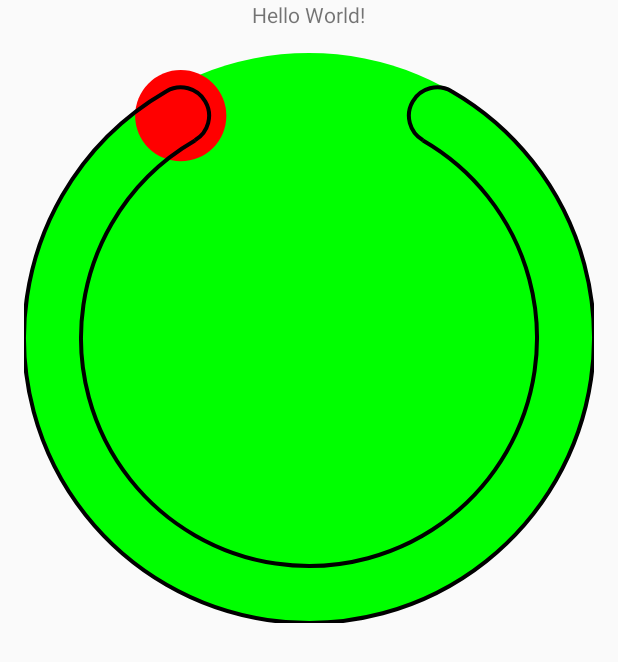
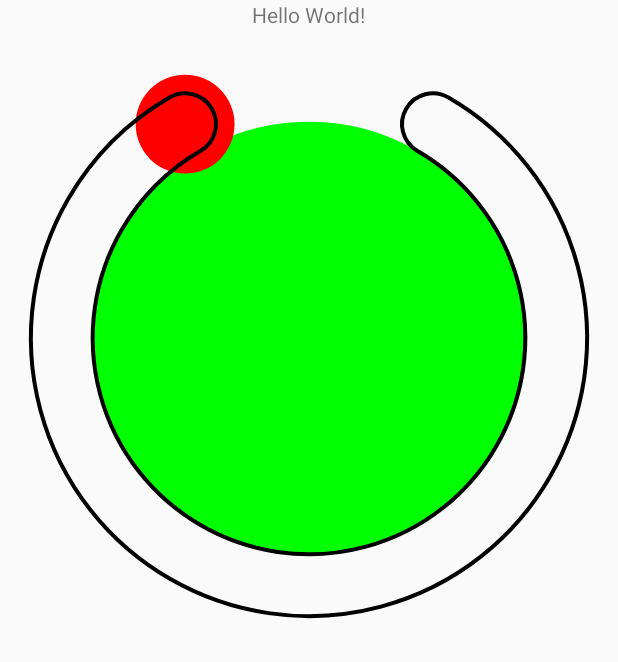
Before and after one commit to s3000-f/CustomViewTest, an Android app: the layout activity_main.xml on its own in the app's theme, with its tools: preview values and no code run, on a phone screen of 412 x 824 dp. Shown: the top 662 px of the screen. Run offline under Robolectric (Android 15) with nearby library versions, the phone set to English and light mode, and no system bars.

Commit message:
Changed Size

```diff
--- a/app/src/main/java/com/example/asus/smiley/EmotionalFaceView.java
+++ b/app/src/main/java/com/example/asus/smiley/EmotionalFaceView.java
@@ -36,20 +36,20 @@ public class EmotionalFaceView extends View {
     }
 
     private void drawShit(Canvas canvas) {
-        RectF oval = new RectF(0, 0, size, size);
-        RectF oval2 = new RectF(size * 0.1f, size * 0.1f, size * 0.9f, size * 0.9f);
+        RectF oval = new RectF(size*0.05f, size*0.05f, size*0.95f, size*0.95f);
+        RectF oval2 = new RectF(size * 0.15f, size * 0.15f, size * 0.85f, size * 0.85f);
         RectF cornerL = new RectF();
-        RectF oval3 = new RectF(size * 0.05f, size * 0.05f, size * 0.95f, size * 0.95f);
+        RectF oval3 = new RectF(size * 0.2f, size * 0.2f, size * 0.9f, size * 0.9f);
         shitPath.addArc(oval, 300, 300);
         shitPath.addArc(oval2, 300, 300);
 //        shitPath.addArc(oval3, 294, 350);
-        shitPath.addArc(cornerL, getSemicircle(size * 0.25f, size * 0.067f, size * (0.3f), size * (0.153f), cornerL, 0), 180);
+        shitPath.addArc(cornerL, getSemicircle(size * 0.274f, size * 0.111f, size * (0.325f), size * (0.197f), cornerL, 0), 180);
 //        shitPath.moveTo(size * 0.225f, size * 0.007f);
 //        shitPath.lineTo(size * 0.327f, size * 0.213f);
 //        shitPath.lineTo((float) (size * 0.5f + size * 0.45f * Math.cos(-Math.PI / 2 - Math.PI / 10)),
 //                (float) (size * 0.5f + size * 0.45f * Math.sin(-Math.PI / 2 - Math.PI / 10)));
 //        shitPath.lineTo(size * 0.225f, size * 0.007f);
-        shitPath.addArc(cornerL, getSemicircle(size * 0.75f, size * 0.067f, size * (0.7f), size * (0.153f), cornerL, 1), 180);
+        shitPath.addArc(cornerL, getSemicircle(size * 0.726f, size * 0.111f, size * (0.675f), size * (0.197f), cornerL, 1), 180);
 //        for (double i = Math.PI / 6 - Math.PI / 2; i < (2 * Math.PI - Math.PI / 6 - Math.PI / 2) - Math.PI / 18; i += Math.PI / 18) {
 //            float x = (float) (size * 0.5f + size * 0.45f * Math.cos(i));
 //            float y = (float) (size * 0.5f + size * 0.45f * Math.sin(i));
--- a/app/src/main/java/com/example/asus/smiley/Gerdaloo.java
+++ b/app/src/main/java/com/example/asus/smiley/Gerdaloo.java
@@ -1,15 +1,12 @@
 package com.example.asus.smiley;
 
 import android.content.Context;
-import android.graphics.Canvas;
 import android.graphics.Color;
 import android.util.AttributeSet;
 import android.util.Log;
 import android.view.MotionEvent;
-import android.view.View;
 import android.view.ViewGroup;
 import android.widget.RelativeLayout;
-import android.widget.Toast;
 
 public class Gerdaloo extends RelativeLayout {
     String TAG = "Smiley";
@@ -38,8 +35,8 @@ public class Gerdaloo extends RelativeLayout {
         float x = ev.getX();
         float y = ev.getY();
         float loc = (size * 0.5f - x) * (size * 0.5f - x) + (size * 0.5f - y) * (size * 0.5f - y);
-        float max = (size * 0.5f) * (size * 0.5f);
-        float min = (size * 0.4f) * (size * 0.4f);
+        float max = (size * 0.45f) * (size * 0.45f);
+        float min = (size * 0.35f) * (size * 0.35f);
         return loc >= min && loc <= max;
 
     }
@@ -51,7 +48,7 @@ public class Gerdaloo extends RelativeLayout {
 //        Toast.makeText(getContext(), "Touched", Toast.LENGTH_SHORT).show();
         float x = event.getX();
         float y = event.getY();
-        float r = size*0.45f;
+        float r = size*0.4f;
         float ax = size*0.5f;
         float ay = ax;
         float dis = (float)(Math.sqrt((x-ax)*(x-ax)+(y-ay)*(y-ay)));
@@ -88,8 +85,8 @@ public class Gerdaloo extends RelativeLayout {
     protected void onLayout(boolean changed, int l, int t, int r, int b) {
         super.onLayout(changed, l, t, r, b);
         emotionalFaceView.setSize(size);
-        circles[0].setAttrs(size * 0.5f, size * 0.5f, size * 0.5f);
-        circles[1].setAttrs(size * 0.275f, size * 0.11f, size * 0.08f);
+        circles[0].setAttrs(size * 0.5f, size * 0.5f, size * 0.35f);
+        circles[1].setAttrs(size * 0.2995f, size * 0.154f, size * 0.08f);
         circles[1].setColor(Color.RED);
 //        int cnt = 0;
 //        for (double i = Math.PI / 6 - Math.PI / 2; i < (2 * Math.PI - Math.PI / 6 - Math.PI / 2) - Math.PI / 18; i += Math.PI / 18) {
--- a/app/src/main/java/com/example/asus/smiley/MainActivity.java
+++ b/app/src/main/java/com/example/asus/smiley/MainActivity.java
@@ -9,7 +9,7 @@ public class MainActivity extends AppCompatActivity implements View.OnClickListe
     @Override
     protected void onCreate(Bundle savedInstanceState) {
         super.onCreate(savedInstanceState);
-        setContentView(R.layout.main);
+        setContentView(R.layout.activity_main);
     }
 
     @Override
--- a/app/src/main/res/layout/activity_main.xml
+++ b/app/src/main/res/layout/activity_main.xml
@@ -16,7 +16,6 @@
 
     <com.example.asus.smiley.Gerdaloo
         android:id="@+id/gerdaloo"
-        android:layout_margin="16dp"
         android:layout_width="match_parent"
         android:layout_height="match_parent"
         android:layout_below="@+id/textView"
```
